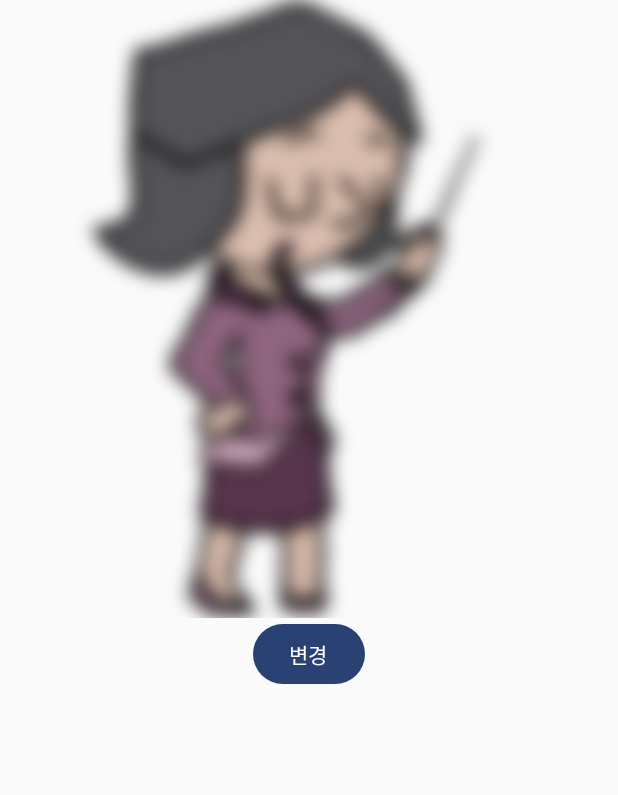
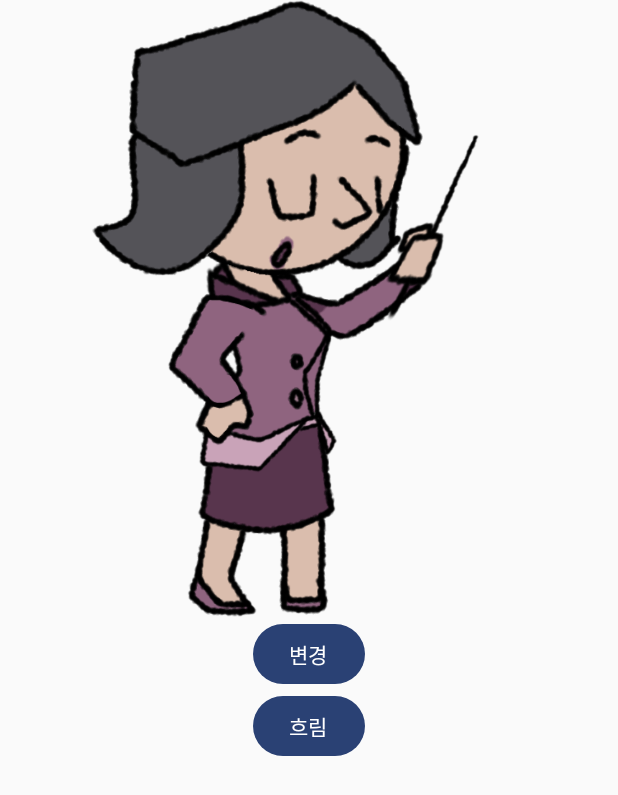
Before and after one commit to 94KMG/PhotoPicker, an Android app built with Jetpack Compose: the screen it shows after launch (MainActivity), after a tap on "변경", on a phone screen of 412 x 824 dp. Shown: the top 795 px of the screen. Run offline under Robolectric (Android 15) with nearby library versions, the phone set to English and light mode, and no system bars.

Commit message:
이미지 클릭시 blur 적용 버튼 기능 추가

```diff
--- a/app/src/main/java/com/example/photopicker/MainActivity.kt
+++ b/app/src/main/java/com/example/photopicker/MainActivity.kt
@@ -59,16 +59,21 @@ fun MainScreen(modifier: Modifier = Modifier) {
         var imageUri by remember {
             mutableStateOf<Uri?>(null)
         }
+
+        var imageBlur by remember {
+            mutableStateOf(modifier)
+        }
         //save
 
         Image(
             painter = painterResource(id = imageId),
 //            painter = rememberAsyncImagePainter(imageUri),
-            modifier = modifier.blur(
-                radiusX = 10.dp,
-                radiusY = 10.dp,
-                edgeTreatment = BlurredEdgeTreatment(RoundedCornerShape(8.dp))
-            ),
+//            modifier = modifier.blur(
+//                radiusX = 10.dp,
+//                radiusY = 10.dp,
+//                edgeTreatment = BlurredEdgeTreatment(RoundedCornerShape(8.dp))
+//            ),
+            modifier = imageBlur,
             contentDescription = null
         )
         Button(onClick = {
@@ -77,13 +82,28 @@ fun MainScreen(modifier: Modifier = Modifier) {
                 R.drawable.istp -> imageId = R.drawable.entj
                 R.drawable.entj -> imageId = R.drawable.entp
                 R.drawable.entp -> imageId = R.drawable.estp
-                R.drawable.estp -> imageId = R.drawable.entj
+                R.drawable.estp -> imageId = R.drawable.istp
             }
 
 
         }) {
             Text(text = "변경")
 
+        }
+
+        Button(onClick = {
+            if (imageBlur == modifier) {
+                imageBlur =
+                modifier.blur(
+                    radiusX = 10.dp,
+                    radiusY = 10.dp,
+                    edgeTreatment = BlurredEdgeTreatment(RoundedCornerShape(8.dp))
+                )
+            }else{
+                imageBlur = modifier
+            }
+        }) {
+            Text(text = "흐림")
         }
     }
 }
```
